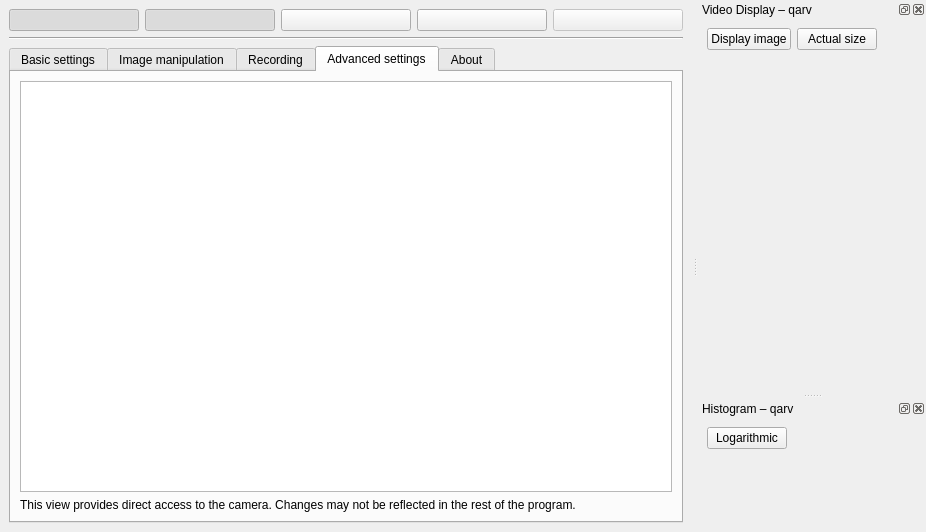
Old version of the form src/mainwindow.ui in the repository AD-Vega/qarv.
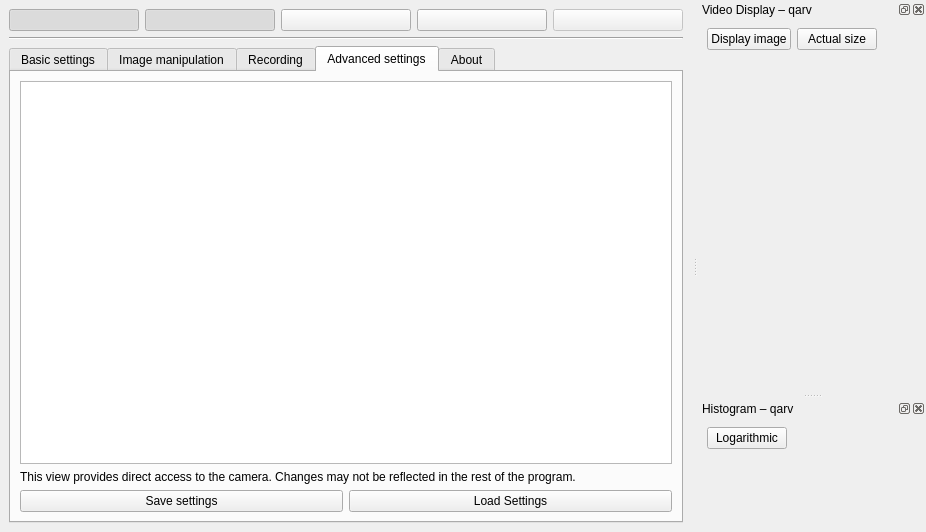
New version of the form. The open tabs and pages were chosen to show the change. Icons and pictures are not drawn. Custom widgets are drawn as their Qt base class.

Commit message: Add loading and saving of camera settings.

```diff
--- a/src/mainwindow.ui
+++ b/src/mainwindow.ui
@@ -734,15 +734,15 @@
        <attribute name="title">
         <string>Advanced settings</string>
        </attribute>
-       <layout class="QGridLayout" name="gridLayout_3">
-        <item row="0" column="0">
+       <layout class="QVBoxLayout" name="verticalLayout_9">
+        <item>
          <widget class="QTreeView" name="advancedTree">
           <property name="animated">
            <bool>true</bool>
           </property>
          </widget>
         </item>
-        <item row="1" column="0">
+        <item>
          <widget class="QLabel" name="label_20">
           <property name="text">
            <string>&lt;html&gt;&lt;head/&gt;&lt;body&gt;&lt;p&gt;This view provides direct access to the camera. Changes may not be reflected in the rest of the program.&lt;/p&gt;&lt;/body&gt;&lt;/html&gt;</string>
@@ -752,6 +752,30 @@
           </property>
          </widget>
         </item>
+        <item>
+         <layout class="QHBoxLayout" name="horizontalLayout_6">
+          <item>
+           <widget class="QPushButton" name="saveSettingsButton">
+            <property name="toolTip">
+             <string>Choose a file to store camera settings.</string>
+            </property>
+            <property name="text">
+             <string>Save settings</string>
+            </property>
+           </widget>
+          </item>
+          <item>
+           <widget class="QPushButton" name="loadSettingsButton">
+            <property name="toolTip">
+             <string>Choose a file to load camera settings.</string>
+            </property>
+            <property name="text">
+             <string>Load Settings</string>
+            </property>
+           </widget>
+          </item>
+         </layout>
+        </item>
        </layout>
       </widget>
       <widget class="QWidget" name="aboutTab">
```
Left out of the diff: 258 changed lines with no effect on the pictures. The commit also changes 5 other files.
